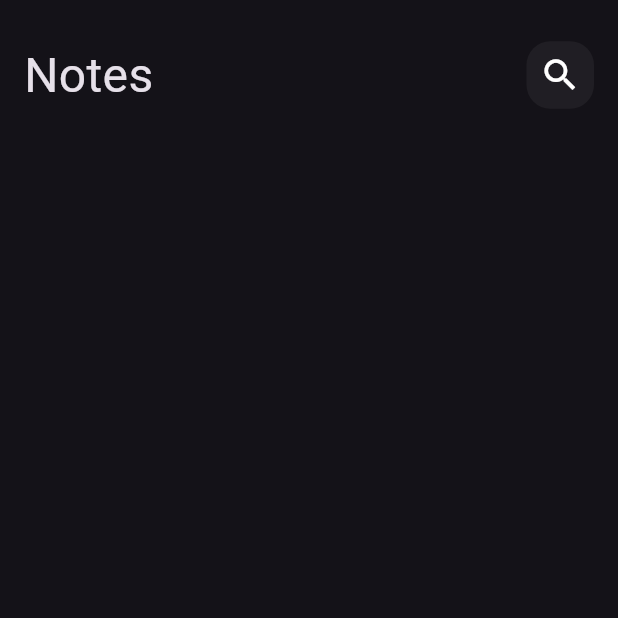
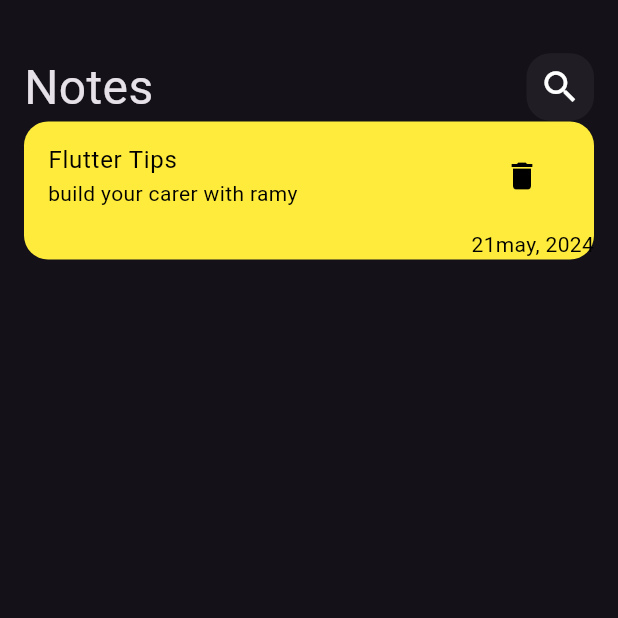
Before and after one commit to ramy23149/notes_app, a Flutter app: the screen it shows after launch, on a phone screen of 412 x 824 dp, the top half of it. Run offline on Flutter 3.47's test engine with Material 3 defaults, Android fonts, the phone set to English and light mode, and no system bars.

Commit message:
craet Costum Note p1

```diff
--- a/lib/widgets/notes_view_body.dart
+++ b/lib/widgets/notes_view_body.dart
@@ -7,13 +7,53 @@ class NotesViewBody extends StatelessWidget {
   @override
   Widget build(BuildContext context) {
     return const Padding(
-      padding:  EdgeInsets.symmetric(horizontal: 16),
+      padding: EdgeInsets.symmetric(horizontal: 16),
       child: Column(
         children: [
-          SizedBox(height: 27,),
-          CostumAppbar()
+          SizedBox(
+            height: 35,
+          ),
+          CostumAppbar(),
+          NoteItem()
         ],
       ),
     );
   }
 }
+
+class NoteItem extends StatelessWidget {
+  const NoteItem({super.key});
+
+  @override
+  Widget build(BuildContext context) {
+    return Container(
+      decoration: BoxDecoration(
+        color: Colors.yellow,
+        borderRadius: BorderRadius.circular(16),
+      ),
+      child: Column(
+        crossAxisAlignment: CrossAxisAlignment.end,
+        children: [
+          ListTile(
+
+            title: Text(
+              'Flutter Tips',
+              style: TextStyle(color: Colors.black),
+            ),
+            subtitle: Text(
+              'build your carer with ramy',
+              style: TextStyle(color: Colors.black),
+            ),
+            trailing: IconButton(
+                onPressed: () {},
+                icon: Icon(
+                  Icons.delete,
+                  color: Colors.black,
+                )),
+          ),
+        Text('21may, 2024',style: TextStyle(color: Colors.black),)
+        ],
+      ),
+    );
+  }
+}
```
Also changed, not shown: pubspec.yaml (+4 -10 lines), assets/fonts/Poppins-Regular.ttf (added).
